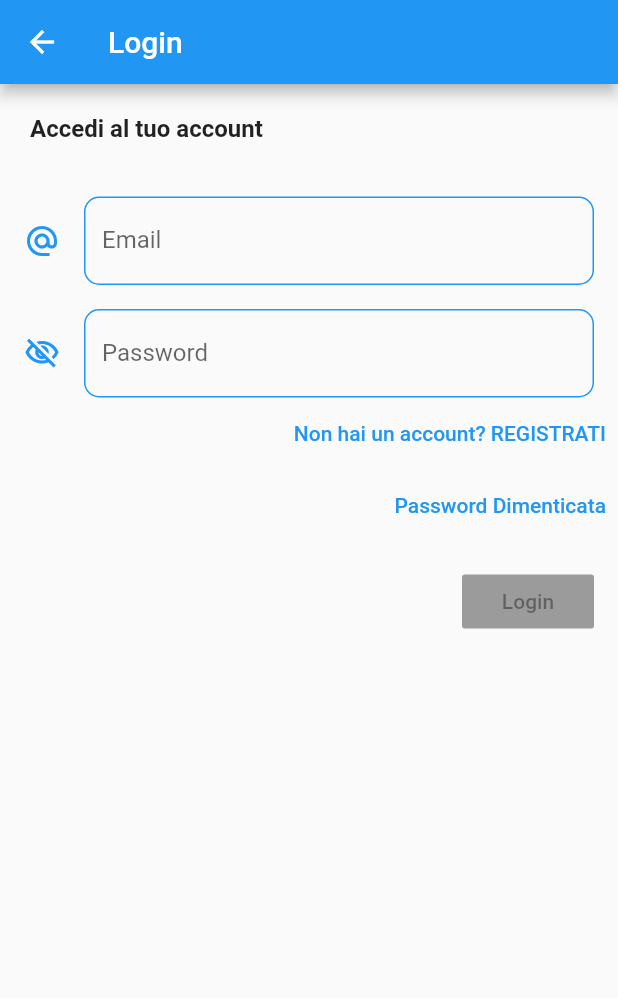
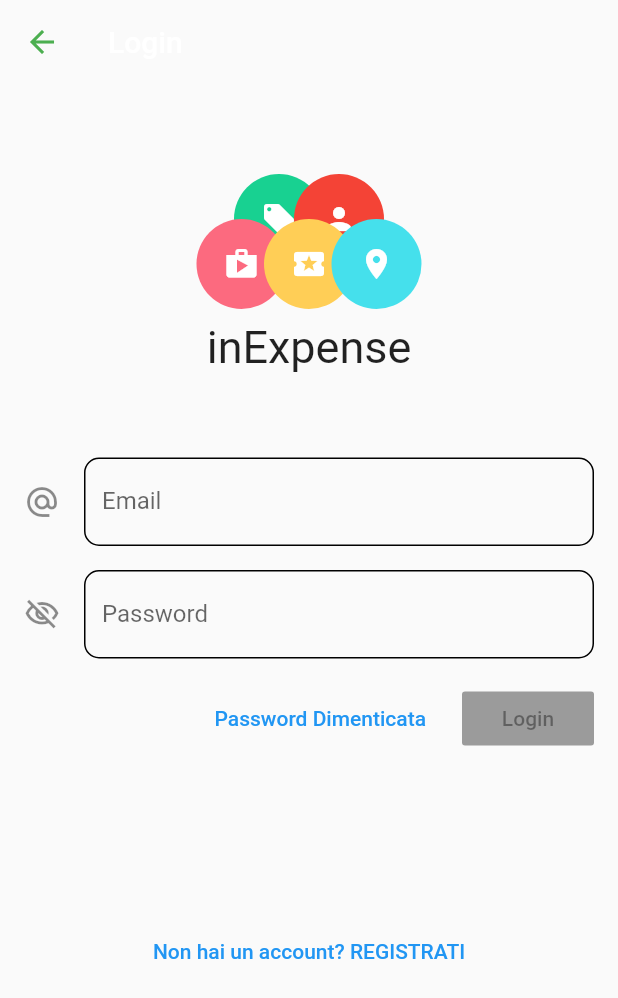
Before and after one commit to LucaRocco/mobile-project, a Flutter app: the LoginPage screen opened directly, on a phone screen of 412 x 824 dp. Shown: the top 998 px of the screen. Run offline on Flutter 3.47's test engine with Material 2 defaults, Android fonts, the phone set to English and light mode, and no system bars; our stand-ins replace get, get_it, image_picker, shared_preferences; missing offline and left inert: amazon_cognito_identity_dart; accounts and stored records are empty.

Commit message:
Aggiunte funzionalità per il login, la registrazione e la verifica del codice ricevuto via email. Implementata la prima chiamata verso il server. Aggiunte alcune exception per gestire meglio gli errori. Creato un widget stateless per il logo dell'applicazione.

```diff
--- /dev/null
+++ b/lib/exception/code_verification_exception.dart
@@ -0,0 +1,4 @@
+class CodeVerificationException implements Exception {
+  String cause;
+  CodeVerificationException({this.cause});
+}
--- a/lib/login.dart
+++ b/lib/login.dart
@@ -1,10 +1,13 @@
 import 'package:flutter/material.dart';
+import 'package:get/get.dart';
 import 'package:get_it/get_it.dart';
+import 'package:in_expense/modifica_password.dart';
 import 'package:in_expense/password_dimenticata.dart';
 import 'package:in_expense/exception/login_exception.dart';
 import 'package:in_expense/liste_attive.dart';
 import 'package:in_expense/registrazione.dart';
 import 'package:in_expense/service/account_service.dart';
+import 'package:in_expense/widget/logo.dart';
 
 class LoginPage extends StatefulWidget {
   LoginPage({Key key, this.title, this.email}) : super(key: key);
@@ -18,6 +21,7 @@
 
 class _LoginPageState extends State<LoginPage> {
   _LoginPageState({this.email});
+
   TextEditingController emailController = TextEditingController();
   TextEditingController passwordController = TextEditingController();
   final String email;
@@ -27,8 +31,6 @@
   bool disabledLogin = true;
   bool isLoading = false;
   bool loginFailed = false;
-  bool isEmailCorrect = true;
-  bool isPasswordCorrect = true;
 
   @override
   void initState() {
@@ -42,18 +44,28 @@
         appBar: AppBar(
           title: Text("Login"),
         ),
-      body: ListView(
+        body: Container(
+          height: double.maxFinite,
+          child: ListView(
             children: <Widget>[
+              Padding(padding: EdgeInsets.only(top: 30)),
+              Logo(),
+              new Row(
+                mainAxisAlignment: MainAxisAlignment.center,
+                children: <Widget>[
+                  Padding(
+                    padding: const EdgeInsets.only(top: 8.0),
+                    child: new Text(
+                      "inExpense",
+                      style: new TextStyle(fontSize: 30.0),
+                    ),
+                  )
+                ],
+              ),
               Row(
                 mainAxisAlignment: MainAxisAlignment.start,
                 children: [
-              Padding(
-                padding: EdgeInsets.all(20),
-                child: Text(
-                  "Accedi al tuo account",
-                  style: TextStyle(fontSize: 16, fontWeight: FontWeight.bold),
-                ),
-              ),
+                  Padding(padding: EdgeInsets.all(20)),
                 ],
               ),
               Padding(
@@ -61,17 +73,14 @@
                 child: TextFormField(
                   decoration: InputDecoration(
                       focusedBorder: OutlineInputBorder(
-                      borderSide: BorderSide(color: getEmailElementsColor()),
                           borderRadius: BorderRadius.all(Radius.circular(10))),
                       enabledBorder: OutlineInputBorder(
-                      borderSide: BorderSide(color: getEmailElementsColor()),
                           borderRadius: BorderRadius.all(Radius.circular(10))),
                       border: OutlineInputBorder(
                         borderRadius: BorderRadius.all(Radius.circular(10)),
                       ),
                       labelText: 'Email',
-                  icon: Icon(Icons.alternate_email,
-                      color: getEmailElementsColor())),
+                      icon: Icon(Icons.alternate_email)),
                   controller: emailController,
                   onChanged: _onChanged,
                 ),
@@ -81,17 +90,14 @@
                 child: TextField(
                   decoration: InputDecoration(
                       focusedBorder: OutlineInputBorder(
-                      borderSide: BorderSide(color: getPasswordElementsColor()),
                           borderRadius: BorderRadius.all(Radius.circular(10))),
                       enabledBorder: OutlineInputBorder(
-                      borderSide: BorderSide(color: getPasswordElementsColor()),
                           borderRadius: BorderRadius.all(Radius.circular(10))),
                       border: OutlineInputBorder(
                           borderRadius: BorderRadius.all(Radius.circular(10))),
                       labelText: 'Password',
                       icon: Icon(
                         Icons.visibility_off_outlined,
-                    color: getPasswordElementsColor(),
                       )),
                   controller: passwordController,
                   onChanged: _onChanged,
@@ -102,27 +108,8 @@
                 mainAxisAlignment: MainAxisAlignment.end,
                 children: [
                   TextButton(
-                  child: Text("Non hai un account? REGISTRATI"),
-                  onPressed: () => Navigator.push(
-                      context,
-                      MaterialPageRoute(
-                          builder: (context) => RegistrationPage())))
-            ],
-          ),
-          Row(
-            mainAxisAlignment: MainAxisAlignment.end,
-            children: [
-              TextButton(
                       child: Text("Password Dimenticata"),
-                  onPressed: () => Navigator.push(
-                      context,
-                      MaterialPageRoute(
-                          builder: (context) => PaaswordDimenticataPage()))),
-            ],
-          ),
-          Row(
-            mainAxisAlignment: MainAxisAlignment.end,
-            children: [
+                      onPressed: () => Get.to(ModificaPasswordPage())),
                   Padding(
                       padding: EdgeInsets.all(16),
                       child: Builder(
@@ -137,9 +124,17 @@
                       )),
                 ],
               ),
+              SizedBox(height: MediaQuery.of(context).size.height / 9),
+              Expanded(
+                  child: Align(
+                alignment: FractionalOffset.bottomCenter,
+                child: TextButton(
+                    child: Text("Non hai un account? REGISTRATI"),
+                    onPressed: () => Get.to(RegistrationPage())),
+              )),
             ],
           ),
-    );
+        ));
   }
 
   void _login() async {
@@ -153,27 +148,26 @@
     } on LoginException catch (e) {
       this.setState(() {
         loginFailed = true;
+        Get.showSnackbar(GetBar(
+          title: "Login Error",
+          message: e.cause,
+          duration: Duration(seconds: 4),
+          animationDuration: Duration(milliseconds: 600),
+        ));
       });
     }
     this.setState(() {
       isLoading = false;
     });
     if (!loginFailed) {
-      Navigator.push(
-          this.context, MaterialPageRoute(builder: (context) => ListsPage()));
+      Get.off(ListsPage());
     }
   }
 
   void _onChanged(String value) {
     this.setState(() {
-      isPasswordCorrect = passwordController.text.length > 8;
-      isEmailCorrect = emailController.text.contains("@");
-      disabledLogin = !(isEmailCorrect && isPasswordCorrect);
+      disabledLogin = !(passwordController.text.length > 8 &&
+          emailController.text.contains("@"));
     });
   }
-
-  Color getPasswordElementsColor() =>
-      isPasswordCorrect ? Colors.blue : Colors.red;
-
-  Color getEmailElementsColor() => isEmailCorrect ? Colors.blue : Colors.red;
 }
--- a/lib/model/user.dart
+++ b/lib/model/user.dart
@@ -1,5 +1,6 @@
 class User {
-  String firstName;
-  String lastName;
+  User({this.nome, this.cognome, this.email});
+  String nome;
+  String cognome;
   String email;
 }
--- /dev/null
+++ b/lib/widget/logo.dart
@@ -0,0 +1,72 @@
+import 'package:flutter/material.dart';
+
+class Logo extends StatelessWidget {
+  @override
+  Widget build(BuildContext context) {
+    return new Stack(
+      alignment: Alignment.center,
+      children: <Widget>[
+        new Container(
+          margin: EdgeInsets.only(right: 40),
+          height: 60.0,
+          width: 60.0,
+          decoration: new BoxDecoration(
+              borderRadius: new BorderRadius.circular(50.0),
+              color: Color(0xFF18D191)),
+          child: new Icon(
+            Icons.local_offer,
+            color: Colors.white,
+          ),
+        ),
+        new Container(
+          margin: new EdgeInsets.only(left: 40.0),
+          height: 60.0,
+          width: 60.0,
+          decoration: new BoxDecoration(
+              borderRadius: new BorderRadius.circular(50.0),
+              color: Colors.red),
+          child: new Icon(
+            Icons.person,
+            color: Colors.white,
+          ),
+        ),
+        new Container(
+          margin: new EdgeInsets.only(right: 90.0, top: 60.0),
+          height: 60.0,
+          width: 60.0,
+          decoration: new BoxDecoration(
+              borderRadius: new BorderRadius.circular(50.0),
+              color: Color(0xFFFC6A7F)),
+          child: new Icon(
+            Icons.shop,
+            color: Colors.white,
+          ),
+        ),
+        new Container(
+          margin: new EdgeInsets.only(top: 60.0),
+          height: 60.0,
+          width: 60.0,
+          decoration: new BoxDecoration(
+              borderRadius: new BorderRadius.circular(50.0),
+              color: Color(0xFFFFCE56)),
+          child: new Icon(
+            Icons.local_activity,
+            color: Colors.white,
+          ),
+        ),
+        new Container(
+          margin: new EdgeInsets.only(left: 90.0, top: 60.0),
+          height: 60.0,
+          width: 60.0,
+          decoration: new BoxDecoration(
+              borderRadius: new BorderRadius.circular(50.0),
+              color: Color(0xFF45E0EC)),
+          child: new Icon(
+            Icons.place,
+            color: Colors.white,
+          ),
+        )
+      ],
+    );
+  }
+}
```
Also changed, not shown: lib/home_page.dart (added, +93 -0 lines), lib/main.dart (+38 -10 lines), lib/registrazione.dart (+5 -7 lines), lib/service/account_service.dart (+53 -9 lines), lib/verifica_codice_registrazione.dart (+6 -7 lines), pubspec.yaml (+1 -9 lines), pubspec.lock. Lines whose indentation alone changed are shown as unchanged.
